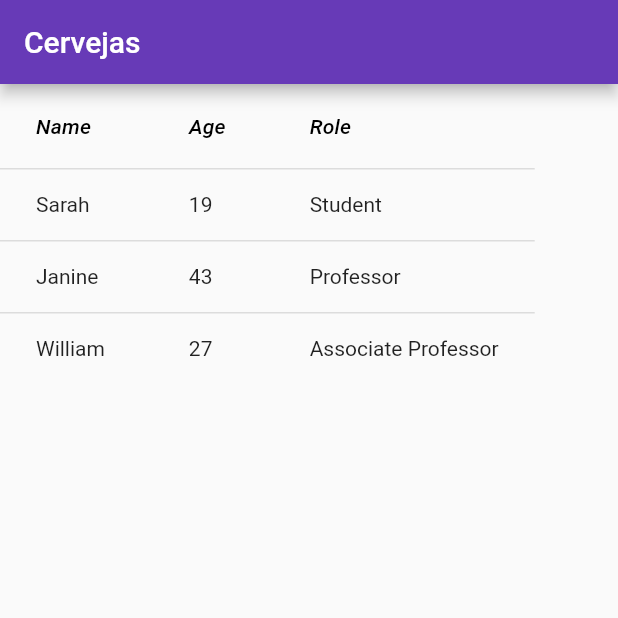
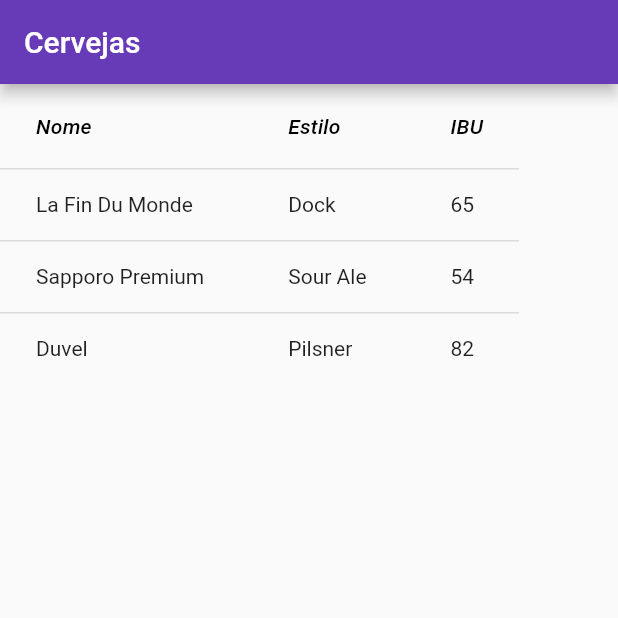
Before and after one commit to VictorRyan3612/POO_Orientada-a-objetos, a Flutter app: the screen it shows after launch, on a phone screen of 412 x 824 dp, the top half of it. Run offline on Flutter 3.47's test engine with Material 2 defaults, Android fonts, the phone set to English and light mode, and no system bars.

Commit message:
Atividade 10 e 11, Excercise 10

```diff
--- a/Atividade 10 e 11/app2/lib/main.dart
+++ b/Atividade 10 e 11/app2/lib/main.dart
@@ -1,5 +1,3 @@
-import 'dart:html';
-
 import 'package:flutter/material.dart';
 
 void main() {
@@ -27,7 +25,7 @@ class MyStatelessWidget extends StatelessWidget {
         DataColumn(
           label: Expanded(
             child: Text(
-              'Name',
+              'Nome',
               style: TextStyle(fontStyle: FontStyle.italic),
             ),
           ),
@@ -35,7 +33,7 @@ class MyStatelessWidget extends StatelessWidget {
         DataColumn(
           label: Expanded(
             child: Text(
-              'Age',
+              'Estilo',
               style: TextStyle(fontStyle: FontStyle.italic),
             ),
           ),
@@ -43,7 +41,7 @@ class MyStatelessWidget extends StatelessWidget {
         DataColumn(
           label: Expanded(
             child: Text(
-              'Role',
+              'IBU',
               style: TextStyle(fontStyle: FontStyle.italic),
             ),
           ),
@@ -52,23 +50,23 @@ class MyStatelessWidget extends StatelessWidget {
       rows: const <DataRow>[
         DataRow(
           cells: <DataCell>[
-            DataCell(Text('Sarah')),
-            DataCell(Text('19')),
-            DataCell(Text('Student')),
+            DataCell(Text('La Fin Du Monde')),
+            DataCell(Text('Dock')),
+            DataCell(Text('65')),
           ],
         ),
         DataRow(
           cells: <DataCell>[
-            DataCell(Text('Janine')),
-            DataCell(Text('43')),
-            DataCell(Text('Professor')),
+            DataCell(Text('Sapporo Premium')),
+            DataCell(Text('Sour Ale')),
+            DataCell(Text('54')),
           ],
         ),
         DataRow(
           cells: <DataCell>[
-            DataCell(Text('William')),
-            DataCell(Text('27')),
-            DataCell(Text('Associate Professor')),
+            DataCell(Text('Duvel')),
+            DataCell(Text('Pilsner')),
+            DataCell(Text('82')),
           ],
         ),
       ],
```
